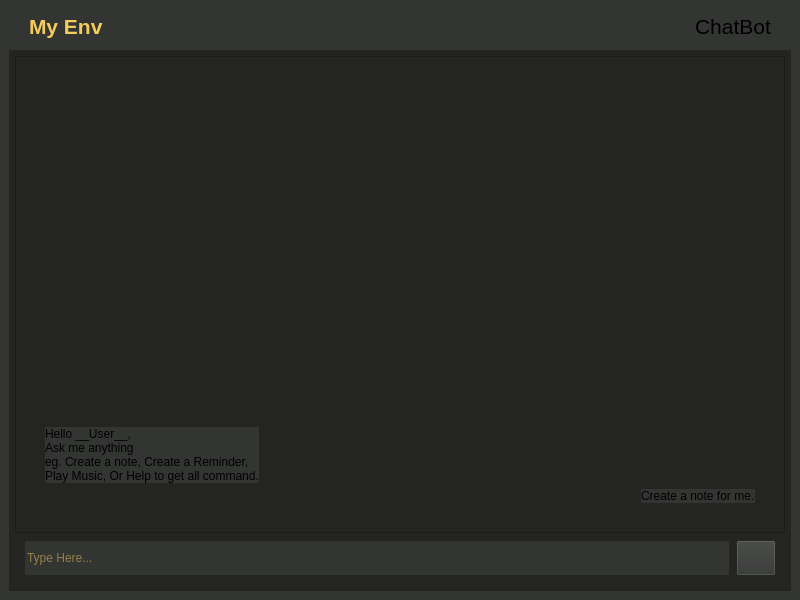
Before: the Qt Designer form ui/ChatBot/MainWindow.ui in dhir0hit/My_Env, drawn with Qt 5.
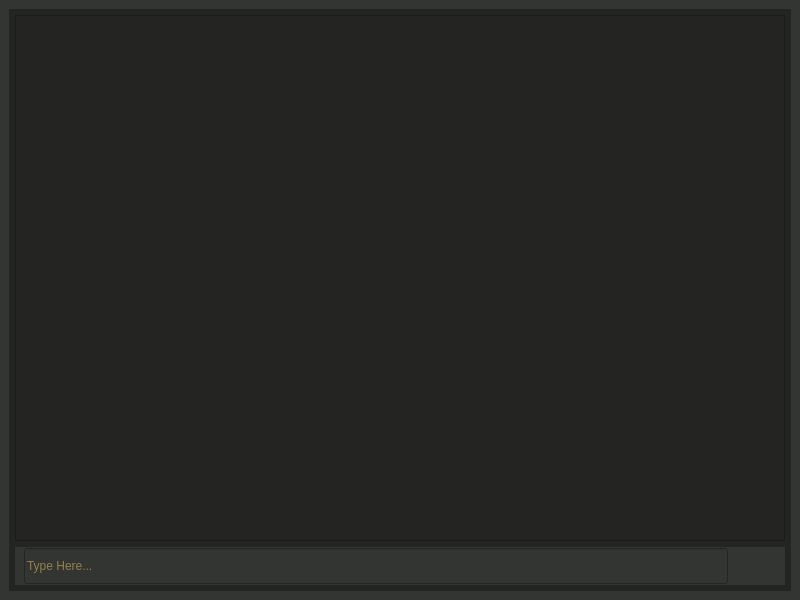
After: the same form once the commit is applied. Icons and pictures are not drawn.

Patch:
```diff
--- a/ui/ChatBot/MainWindow.ui
+++ b/ui/ChatBot/MainWindow.ui
@@ -18,59 +18,6 @@
     <string notr="true">background-color: rgb(51, 53, 51);</string>
    </property>
    <layout class="QVBoxLayout" name="verticalLayout">
-    <item>
-     <widget class="QWidget" name="top_bar" native="true">
-      <property name="sizePolicy">
-       <sizepolicy hsizetype="Minimum" vsizetype="Fixed">
-        <horstretch>0</horstretch>
-        <verstretch>0</verstretch>
-       </sizepolicy>
-      </property>
-      <layout class="QHBoxLayout" name="horizontalLayout">
-       <property name="leftMargin">
-        <number>20</number>
-       </property>
-       <property name="topMargin">
-        <number>5</number>
-       </property>
-       <property name="rightMargin">
-        <number>20</number>
-       </property>
-       <property name="bottomMargin">
-        <number>5</number>
-       </property>
-       <item>
-        <widget class="QLabel" name="app_name">
-         <property name="font">
-          <font>
-           <pointsize>16</pointsize>
-           <weight>75</weight>
-           <bold>true</bold>
-          </font>
-         </property>
-         <property name="styleSheet">
-          <string notr="true">color: rgb(245, 203, 92);</string>
-         </property>
-         <property name="text">
-          <string>My Env</string>
-         </property>
-        </widget>
-       </item>
-       <item alignment="Qt::AlignRight">
-        <widget class="QLabel" name="current_app">
-         <property name="font">
-          <font>
-           <pointsize>16</pointsize>
-          </font>
-         </property>
-         <property name="text">
-          <string>ChatBot</string>
-         </property>
-        </widget>
-       </item>
-      </layout>
-     </widget>
-    </item>
     <item>
      <widget class="QWidget" name="main_body" native="true">
       <property name="styleSheet">
@@ -108,8 +55,8 @@
            <rect>
             <x>0</x>
             <y>0</y>
-            <width>772</width>
-            <height>482</height>
+            <width>776</width>
+            <height>532</height>
            </rect>
           </property>
           <property name="layoutDirection">
@@ -136,43 +83,7 @@
            </property>
            <item alignment="Qt::AlignBottom">
             <widget class="QWidget" name="chat" native="true">
-             <layout class="QVBoxLayout" name="verticalLayout_4">
-              <item alignment="Qt::AlignLeft">
-               <widget class="QLabel" name="chat_bot_1">
-                <property name="styleSheet">
-                 <string notr="true">background-color: rgb(51, 53, 51);</string>
-                </property>
-                <property name="text">
-                 <string>Hello __User__,
-Ask me anything
-eg. Create a note, Create a Reminder,
-Play Music, Or Help to get all command.</string>
-                </property>
-                <property name="wordWrap">
-                 <bool>true</bool>
-                </property>
-                <property name="margin">
-                 <number>6</number>
-                </property>
-               </widget>
-              </item>
-              <item alignment="Qt::AlignRight">
-               <widget class="QLabel" name="user_1">
-                <property name="styleSheet">
-                 <string notr="true">background-color: rgb(51, 53, 51);</string>
-                </property>
-                <property name="text">
-                 <string>Create a note for me.</string>
-                </property>
-                <property name="wordWrap">
-                 <bool>true</bool>
-                </property>
-                <property name="margin">
-                 <number>6</number>
-                </property>
-               </widget>
-              </item>
-             </layout>
+             <layout class="QVBoxLayout" name="verticalLayout_4"/>
             </widget>
            </item>
           </layout>
@@ -181,10 +92,16 @@
        </item>
        <item>
         <widget class="QWidget" name="input_bar" native="true">
+         <property name="styleSheet">
+          <string notr="true">background-color: rgb(51, 53, 51);</string>
+         </property>
          <layout class="QHBoxLayout" name="horizontalLayout_2">
           <property name="topMargin">
            <number>1</number>
           </property>
+          <property name="bottomMargin">
+           <number>1</number>
+          </property>
           <item>
            <widget class="QLineEdit" name="lineEdit">
             <property name="enabled">
@@ -230,7 +147,9 @@
             </property>
             <property name="styleSheet">
              <string notr="true">color: rgb(245, 203, 92);
-background-color: rgb(51, 53, 51);</string>
+background-color: rgb(51, 53, 51);
+padding: 5;
+border: none;</string>
             </property>
             <property name="text">
              <string/>
```
Left out of the diff: 7 changed lines with no effect on the pictures.
